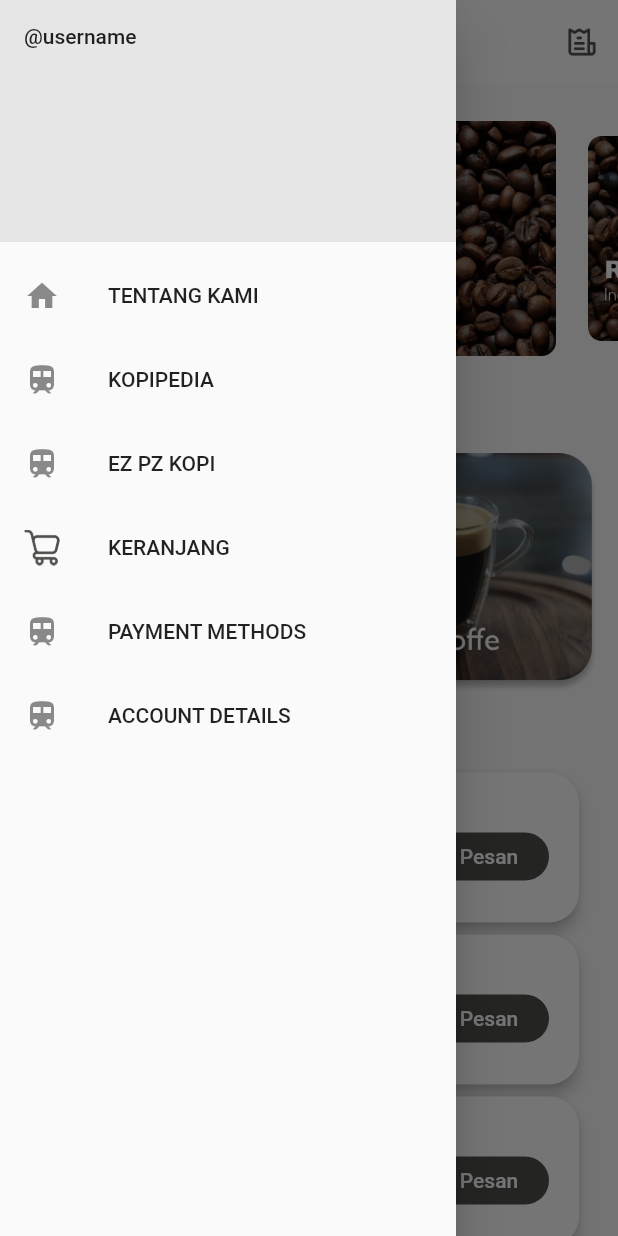
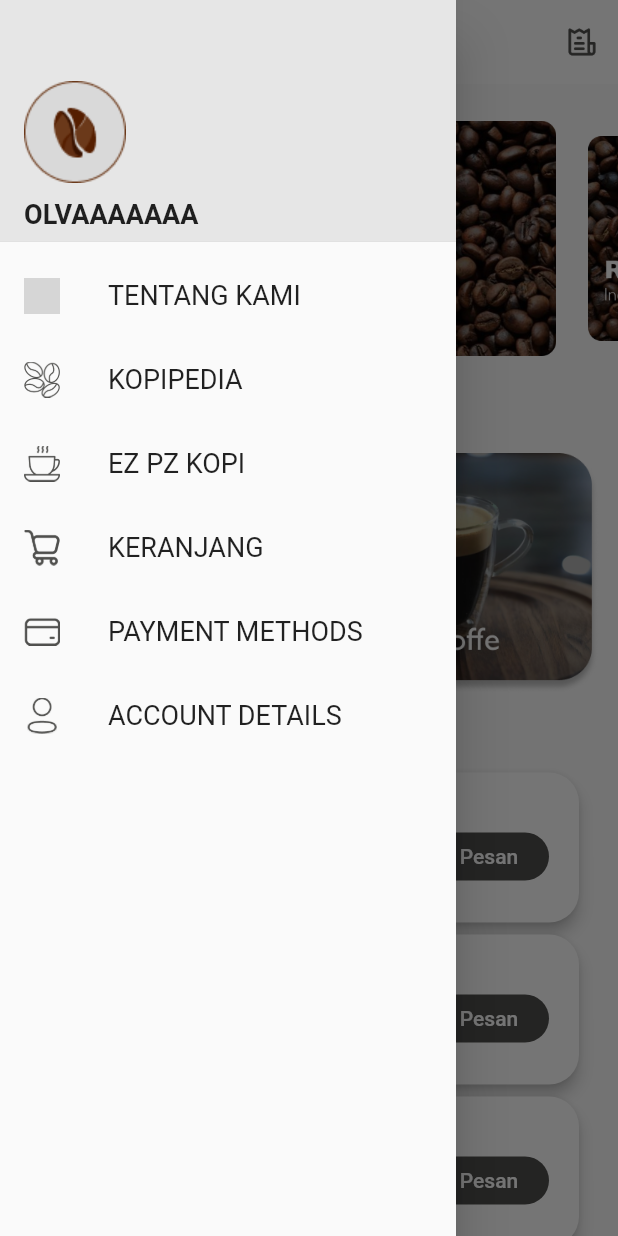
Before and after one commit to Santai-Dulu-Ga-Sih/brocoffe_mobileApp, a Flutter app: the screen it shows after launch, with the side drawer open, on a phone screen of 412 x 824 dp. Run offline on Flutter 3.47's test engine with Material 2 defaults, Android fonts, the phone set to English and light mode, and no system bars; drawn by our look-alikes of carousel_slider; our stand-ins replace google_fonts; Roboto replaces fonts that are missing (GillSans); project files that could hold a hidden picture were left out; grey boxes are pictures that could not be loaded.

Commit message:
first commit

```diff
--- a/lib/pages/home_page.dart
+++ b/lib/pages/home_page.dart
@@ -211,7 +211,7 @@ class CustomCard extends StatelessWidget {
         width: 360,
         height: 100,
         child: Padding(
-          padding: EdgeInsets.all(20.0),
+          padding: const EdgeInsets.all(20.0),
           child: Row(
             crossAxisAlignment: CrossAxisAlignment.center,
             children: [
@@ -220,14 +220,14 @@ class CustomCard extends StatelessWidget {
                 width: 80,
                 height: 80,
               ),
-              SizedBox(width: 10.0),
+              const SizedBox(width: 10.0),
               Expanded(
                 child: Column(
                   crossAxisAlignment: CrossAxisAlignment.start,
                   children: [
                     Text(
                       mainText,
-                      style: TextStyle(
+                      style: const TextStyle(
                         fontSize: 18,
                         fontFamily: 'GillSans',
                         fontWeight: FontWeight.w700,
@@ -235,7 +235,7 @@ class CustomCard extends StatelessWidget {
                     ),
                     Text(
                       subText,
-                      style: TextStyle(
+                      style: const TextStyle(
                         fontSize: 14,
                         fontFamily: 'GillSans',
                         fontWeight: FontWeight.w200,
@@ -258,7 +258,7 @@ class CustomCard extends StatelessWidget {
                     shape: RoundedRectangleBorder(
                       borderRadius: BorderRadius.circular(19),
                     ),
-                    textStyle: TextStyle(
+                    textStyle: const TextStyle(
                       fontSize: 14,
                       fontWeight: FontWeight.w500,
                       fontFamily: 'GillSans',
@@ -281,35 +281,74 @@ class AppDrawer extends StatelessWidget {
       child: ListView(
         padding: EdgeInsets.zero,
         children: [
-          const DrawerHeader(
+          DrawerHeader(
             decoration: BoxDecoration(
               color: lightgreyColor,
             ),
-            child: Text('@username'),
+            child: Container(
+              height: 50.0,
+              child: Align(
+                alignment: Alignment.bottomLeft,
+                child: Column(
+                  crossAxisAlignment: CrossAxisAlignment.start,
+                  mainAxisAlignment: MainAxisAlignment.end,
+                  children: [
+                    SizedBox(height: 10.0),
+                    Image.asset('assets/img/logo.png'),
+                    SizedBox(height: 10.0),
+                    Text('OLVAAAAAAA',
+                        style: TextStyle(
+                            fontFamily: 'GillSans',
+                            fontSize: 18,
+                            fontWeight: FontWeight.bold)),
+                  ],
+                ),
+              ),
+            ),
           ),
           ListTile(
-            leading: Icon(
-              Icons.home,
+            leading: Image.asset(
+              'assets/icons/people.png',
+              width: 24,
+              height: 24,
             ),
-            title: const Text('TENTANG KAMI'),
+            title: const Text(
+              'TENTANG KAMI',
+              style: TextStyle(
+                  fontFamily: 'GillSans',
+                  fontSize: 18,
+                  fontWeight: FontWeight.normal),
+            ),
             onTap: () {
               Navigator.pop(context);
             },
           ),
           ListTile(
-            leading: Icon(
-              Icons.train,
+            leading: Image.asset(
+              'assets/icons/coffebeans.png',
+              width: 24,
+              height: 24,
             ),
-            title: const Text('KOPIPEDIA'),
+            title: const Text('KOPIPEDIA',
+                style: TextStyle(
+                    fontFamily: 'GillSans',
+                    fontSize: 18,
+                    fontWeight: FontWeight.normal)),
             onTap: () {
               Navigator.pop(context);
             },
           ),
           ListTile(
-            leading: Icon(
-              Icons.train,
+            leading: Image.asset(
+              'assets/icons/ezpzkopi.png',
+              width: 24,
+              height: 24,
             ),
-            title: const Text('EZ PZ KOPI'),
+            title: const Text('EZ PZ KOPI',
+                style: TextStyle(
+                    fontFamily: 'GillSans',
+                    fontSize: 18,
+                    fontWeight: FontWeight.normal)),
             onTap: () {
               Navigator.pop(context);
             },
@@ -320,25 +359,41 @@ class AppDrawer extends StatelessWidget {
               width: 24,
               height: 24,
             ),
-            title: const Text('KERANJANG'),
+            title: const Text('KERANJANG',
+                style: TextStyle(
+                    fontFamily: 'GillSans',
+                    fontSize: 18,
+                    fontWeight: FontWeight.normal)),
             onTap: () {
               Navigator.pop(context);
             },
           ),
           ListTile(
-            leading: Icon(
-              Icons.train,
+            leading: Image.asset(
+              'assets/icons/card.png',
+              width: 24,
+              height: 24,
             ),
-            title: const Text('PAYMENT METHODS'),
+            title: const Text('PAYMENT METHODS',
+                style: TextStyle(
+                    fontFamily: 'GillSans',
+                    fontSize: 18,
+                    fontWeight: FontWeight.normal)),
             onTap: () {
               Navigator.pop(context);
             },
           ),
           ListTile(
-            leading: Icon(
-              Icons.train,
+            leading: Image.asset(
+              'assets/icons/person.png',
+              width: 24,
+              height: 24,
             ),
-            title: const Text('ACCOUNT DETAILS'),
+            title: const Text('ACCOUNT DETAILS',
+                style: TextStyle(
+                    fontFamily: 'GillSans',
+                    fontSize: 18,
+                    fontWeight: FontWeight.normal)),
             onTap: () {
               Navigator.pop(context);
             },
```
Also changed, not shown: assets/icons/People.png.
